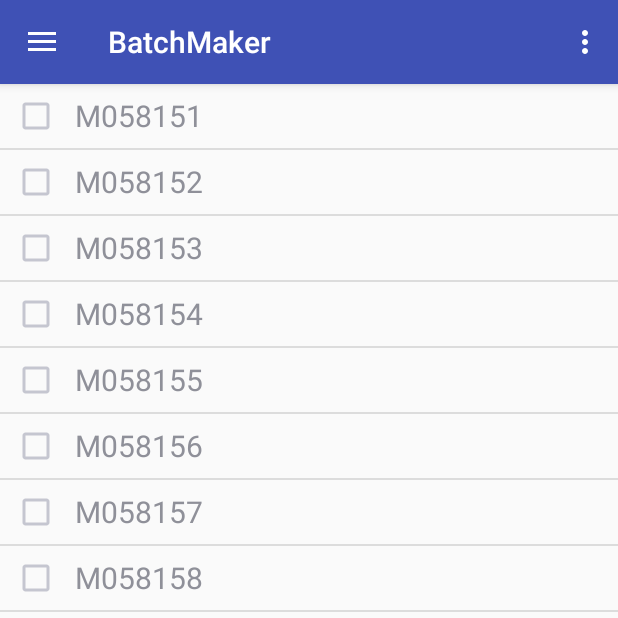
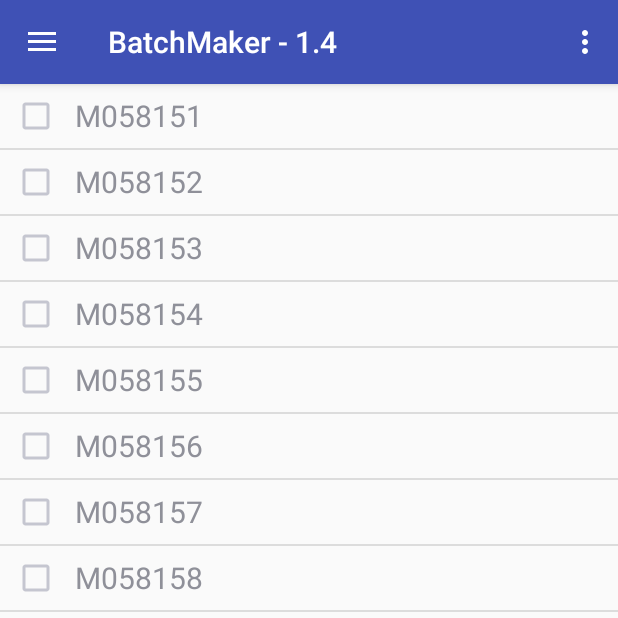
Before and after one commit to milindoka/BatchMaker, an Android app: the screen it shows after launch (MainActivity), on a phone screen of 412 x 824 dp, the top half of it. Run offline under Robolectric (Android 15) with nearby library versions, the phone set to English and light mode, and no system bars; libraries missing offline, so code that uses them is left out: com.itextpdf.text.

Commit message:
Project added as alias to oral, minor typo corrected

```diff
--- a/app/build.gradle
+++ b/app/build.gradle
@@ -6,8 +6,8 @@ android {
         applicationId "ilugbom.org.in.batchmaker"
         minSdkVersion 14
         targetSdkVersion 26
-        versionCode 3
-        versionName "1.3"
+        versionCode 4
+        versionName "1.4"
         testInstrumentationRunner "android.support.test.runner.AndroidJUnitRunner"
     }
     buildTypes {
--- a/app/src/main/java/ilugbom/org/in/batchmaker/MainActivity.java
+++ b/app/src/main/java/ilugbom/org/in/batchmaker/MainActivity.java
@@ -84,8 +84,10 @@ public class MainActivity extends AppCompatActivity
     protected void onCreate(Bundle savedInstanceState) {
         super.onCreate(savedInstanceState);
         setContentView(R.layout.activity_main);
+
         Toolbar toolbar = findViewById(R.id.toolbar);
         setSupportActionBar(toolbar);
+        getSupportActionBar().setTitle("BatchMaker - 1.4");
 
         fab =  findViewById(R.id.fab);
 
@@ -142,6 +144,7 @@ public class MainActivity extends AppCompatActivity
 
         FC= findViewById(R.id.FabCounter);
         /////////////////////////////////////Custom List Initialization///////////
+
 
         // Get listview checkbox.
         final ListView listViewWithCheckbox = (ListView)findViewById(R.id.list_view_with_checkbox);
@@ -213,6 +216,7 @@ public class MainActivity extends AppCompatActivity
         navigationView.setItemIconTintList(null);
 
         fab.setBackgroundTintList(getResources().getColorStateList(R.color.colorGreen));
+
 
     }
 
--- a/app/src/main/java/ilugbom/org/in/batchmaker/PDFGeneration.java
+++ b/app/src/main/java/ilugbom/org/in/batchmaker/PDFGeneration.java
@@ -166,7 +166,7 @@ public class PDFGeneration {
 
 
 
-        if (Type.toUpperCase().contains("ORAL")) {
+        if (Type.toUpperCase().contains("ORAL") || Type.toUpperCase().contains("PROJECT")) {
             BoxedHeader.AddBoxedText(document, Index);
             OralHeader.Add(document, Zone, MonthYear, BatchNo, Date, BatchTime,
                     School, Index,Strim, Standard, Subject,
--- a/app/src/main/res/layout/setpreferencesdlg.xml
+++ b/app/src/main/res/layout/setpreferencesdlg.xml
@@ -170,7 +170,7 @@
         <TextView
             android:layout_width="wrap_content"
             android:layout_height="wrap_content"
-            android:text="Center No)"
+            android:text="Center No :"
             android:textColor="#000000" />
 
     </TableRow>
@@ -370,7 +370,7 @@
         <TextView
             android:layout_width="wrap_content"
             android:layout_height="wrap_content"
-            android:text="Mediam :"
+            android:text="Medium :"
             android:textColor="#000000" />
 
 
@@ -408,7 +408,7 @@
         <TextView
             android:layout_width="wrap_content"
             android:layout_height="wrap_content"
-            android:text="Exam Type (Oral, Pract, Project etc):"
+            android:text="Exam Type (Oral/Practical/Project/Theory):"
             android:textColor="#000000" />
 
 
```
Also changed, not shown: 1 other file.
